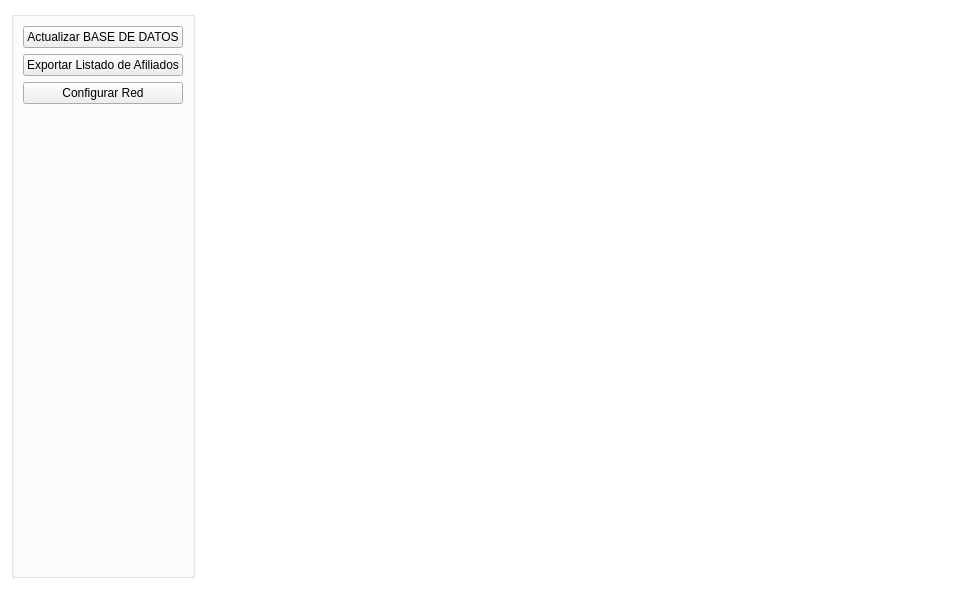
Above: gui/listas/listaUtilidades.ui from shae-ra/sindicato before the change. Below: the same form after it.
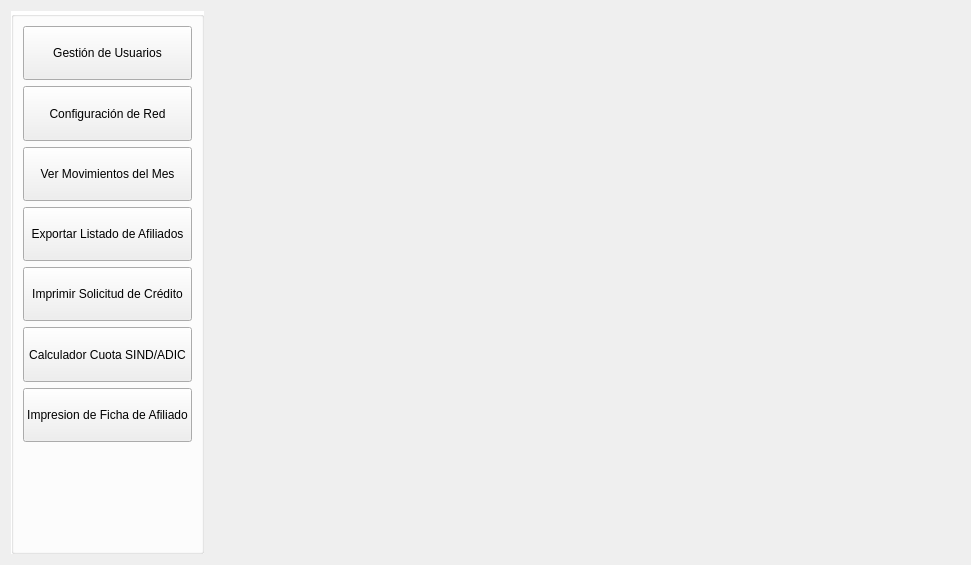
That is the form after the change. Icons and pictures are not drawn.

The edit to the form file:
```diff
--- a/gui/listas/listaUtilidades.ui
+++ b/gui/listas/listaUtilidades.ui
@@ -9,425 +9,10 @@
    <rect>
     <x>0</x>
     <y>0</y>
-    <width>958</width>
-    <height>589</height>
+    <width>971</width>
+    <height>565</height>
    </rect>
   </property>
-  <property name="palette">
-   <palette>
-    <active>
-     <colorrole role="WindowText">
-      <brush brushstyle="SolidPattern">
-       <color alpha="255">
-        <red>0</red>
-        <green>0</green>
-        <blue>0</blue>
-       </color>
-      </brush>
-     </colorrole>
-     <colorrole role="Button">
-      <brush brushstyle="SolidPattern">
-       <color alpha="255">
-        <red>255</red>
-        <green>255</green>
-        <blue>255</blue>
-       </color>
-      </brush>
-     </colorrole>
-     <colorrole role="Light">
-      <brush brushstyle="SolidPattern">
-       <color alpha="255">
-        <red>255</red>
-        <green>255</green>
-        <blue>255</blue>
-       </color>
-      </brush>
-     </colorrole>
-     <colorrole role="Midlight">
-      <brush brushstyle="SolidPattern">
-       <color alpha="255">
-        <red>255</red>
-        <green>255</green>
-        <blue>255</blue>
-       </color>
-      </brush>
-     </colorrole>
-     <colorrole role="Dark">
-      <brush brushstyle="SolidPattern">
-       <color alpha="255">
-        <red>127</red>
-        <green>127</green>
-        <blue>127</blue>
-       </color>
-      </brush>
-     </colorrole>
-     <colorrole role="Mid">
-      <brush brushstyle="SolidPattern">
-       <color alpha="255">
-        <red>170</red>
-        <green>170</green>
-        <blue>170</blue>
-       </color>
-      </brush>
-     </colorrole>
-     <colorrole role="Text">
-      <brush brushstyle="SolidPattern">
-       <color alpha="255">
-        <red>0</red>
-        <green>0</green>
-        <blue>0</blue>
-       </color>
-      </brush>
-     </colorrole>
-     <colorrole role="BrightText">
-      <brush brushstyle="SolidPattern">
-       <color alpha="255">
-        <red>255</red>
-        <green>255</green>
-        <blue>255</blue>
-       </color>
-      </brush>
-     </colorrole>
-     <colorrole role="ButtonText">
-      <brush brushstyle="SolidPattern">
-       <color alpha="255">
-        <red>0</red>
-        <green>0</green>
-        <blue>0</blue>
-       </color>
-      </brush>
-     </colorrole>
-     <colorrole role="Base">
-      <brush brushstyle="SolidPattern">
-       <color alpha="255">
-        <red>255</red>
-        <green>255</green>
-        <blue>255</blue>
-       </color>
-      </brush>
-     </colorrole>
-     <colorrole role="Window">
-      <brush brushstyle="SolidPattern">
-       <color alpha="255">
-        <red>255</red>
-        <green>255</green>
-        <blue>255</blue>
-       </color>
-      </brush>
-     </colorrole>
-     <colorrole role="Shadow">
-      <brush brushstyle="SolidPattern">
-       <color alpha="255">
-        <red>0</red>
-        <green>0</green>
-        <blue>0</blue>
-       </color>
-      </brush>
-     </colorrole>
-     <colorrole role="AlternateBase">
-      <brush brushstyle="SolidPattern">
-       <color alpha="255">
-        <red>255</red>
-        <green>255</green>
-        <blue>255</blue>
-       </color>
-      </brush>
-     </colorrole>
-     <colorrole role="ToolTipBase">
-      <brush brushstyle="SolidPattern">
-       <color alpha="255">
-        <red>255</red>
-        <green>255</green>
-        <blue>220</blue>
-       </color>
-      </brush>
-     </colorrole>
-     <colorrole role="ToolTipText">
-      <brush brushstyle="SolidPattern">
-       <color alpha="255">
-        <red>0</red>
-        <green>0</green>
-        <blue>0</blue>
-       </color>
-      </brush>
-     </colorrole>
-    </active>
-    <inactive>
-     <colorrole role="WindowText">
-      <brush brushstyle="SolidPattern">
-       <color alpha="255">
-        <red>0</red>
-        <green>0</green>
-        <blue>0</blue>
-       </color>
-      </brush>
-     </colorrole>
-     <colorrole role="Button">
-      <brush brushstyle="SolidPattern">
-       <color alpha="255">
-        <red>255</red>
-        <green>255</green>
-        <blue>255</blue>
-       </color>
-      </brush>
-     </colorrole>
-     <colorrole role="Light">
-      <brush brushstyle="SolidPattern">
-       <color alpha="255">
-        <red>255</red>
-        <green>255</green>
-        <blue>255</blue>
-       </color>
-      </brush>
-     </colorrole>
-     <colorrole role="Midlight">
-      <brush brushstyle="SolidPattern">
-       <color alpha="255">
-        <red>255</red>
-        <green>255</green>
-        <blue>255</blue>
-       </color>
-      </brush>
-     </colorrole>
-     <colorrole role="Dark">
-      <brush brushstyle="SolidPattern">
-       <color alpha="255">
-        <red>127</red>
-        <green>127</green>
-        <blue>127</blue>
-       </color>
-      </brush>
-     </colorrole>
-     <colorrole role="Mid">
-      <brush brushstyle="SolidPattern">
-       <color alpha="255">
-        <red>170</red>
-        <green>170</green>
-        <blue>170</blue>
-       </color>
-      </brush>
-     </colorrole>
-     <colorrole role="Text">
-      <brush brushstyle="SolidPattern">
-       <color alpha="255">
-        <red>0</red>
-        <green>0</green>
-        <blue>0</blue>
-       </color>
-      </brush>
-     </colorrole>
-     <colorrole role="BrightText">
-      <brush brushstyle="SolidPattern">
-       <color alpha="255">
-        <red>255</red>
-        <green>255</green>
-        <blue>255</blue>
-       </color>
-      </brush>
-     </colorrole>
-     <colorrole role="ButtonText">
-      <brush brushstyle="SolidPattern">
-       <color alpha="255">
-        <red>0</red>
-        <green>0</green>
-        <blue>0</blue>
-       </color>
-      </brush>
-     </colorrole>
-     <colorrole role="Base">
-      <brush brushstyle="SolidPattern">
-       <color alpha="255">
-        <red>255</red>
-        <green>255</green>
-        <blue>255</blue>
-       </color>
-      </brush>
-     </colorrole>
-     <colorrole role="Window">
-      <brush brushstyle="SolidPattern">
-       <color alpha="255">
-        <red>255</red>
-        <green>255</green>
-        <blue>255</blue>
-       </color>
-      </brush>
-     </colorrole>
-     <colorrole role="Shadow">
-      <brush brushstyle="SolidPattern">
-       <color alpha="255">
-        <red>0</red>
-        <green>0</green>
-        <blue>0</blue>
-       </color>
-      </brush>
-     </colorrole>
-     <colorrole role="AlternateBase">
-      <brush brushstyle="SolidPattern">
-       <color alpha="255">
-        <red>255</red>
-        <green>255</green>
-        <blue>255</blue>
-       </color>
-      </brush>
-     </colorrole>
-     <colorrole role="ToolTipBase">
-      <brush brushstyle="SolidPattern">
-       <color alpha="255">
-        <red>255</red>
-        <green>255</green>
-        <blue>220</blue>
-       </color>
-      </brush>
-     </colorrole>
-     <colorrole role="ToolTipText">
-      <brush brushstyle="SolidPattern">
-       <color alpha="255">
-        <red>0</red>
-        <green>0</green>
-        <blue>0</blue>
-       </color>
-      </brush>
-     </colorrole>
-    </inactive>
-    <disabled>
-     <colorrole role="WindowText">
-      <brush brushstyle="SolidPattern">
-       <color alpha="255">
-        <red>127</red>
-        <green>127</green>
-        <blue>127</blue>
-       </color>
-      </brush>
-     </colorrole>
-     <colorrole role="Button">
-      <brush brushstyle="SolidPattern">
-       <color alpha="255">
-        <red>255</red>
-        <green>255</green>
-        <blue>255</blue>
-       </color>
-      </brush>
-     </colorrole>
-     <colorrole role="Light">
-      <brush brushstyle="SolidPattern">
-       <color alpha="255">
-        <red>255</red>
-        <green>255</green>
-        <blue>255</blue>
-       </color>
-      </brush>
-     </colorrole>
-     <colorrole role="Midlight">
-      <brush brushstyle="SolidPattern">
-       <color alpha="255">
-        <red>255</red>
-        <green>255</green>
-        <blue>255</blue>
-       </color>
-      </brush>
-     </colorrole>
-     <colorrole role="Dark">
-      <brush brushstyle="SolidPattern">
-       <color alpha="255">
-        <red>127</red>
-        <green>127</green>
-        <blue>127</blue>
-       </color>
-      </brush>
-     </colorrole>
-     <colorrole role="Mid">
-      <brush brushstyle="SolidPattern">
-       <color alpha="255">
-        <red>170</red>
-        <green>170</green>
-        <blue>170</blue>
-       </color>
-      </brush>
-     </colorrole>
-     <colorrole role="Text">
-      <brush brushstyle="SolidPattern">
-       <color alpha="255">
-        <red>127</red>
-        <green>127</green>
-        <blue>127</blue>
-       </color>
-      </brush>
-     </colorrole>
-     <colorrole role="BrightText">
-      <brush brushstyle="SolidPattern">
-       <color alpha="255">
-        <red>255</red>
-        <green>255</green>
-        <blue>255</blue>
-       </color>
-      </brush>
-     </colorrole>
-     <colorrole role="ButtonText">
-      <brush brushstyle="SolidPattern">
-       <color alpha="255">
-        <red>127</red>
-        <green>127</green>
-        <blue>127</blue>
-       </color>
-      </brush>
-     </colorrole>
-     <colorrole role="Base">
-      <brush brushstyle="SolidPattern">
-       <color alpha="255">
-        <red>255</red>
-        <green>255</green>
-        <blue>255</blue>
-       </color>
-      </brush>
-     </colorrole>
-     <colorrole role="Window">
-      <brush brushstyle="SolidPattern">
-       <color alpha="255">
-        <red>255</red>
-        <green>255</green>
-        <blue>255</blue>
-       </color>
-      </brush>
-     </colorrole>
-     <colorrole role="Shadow">
-      <brush brushstyle="SolidPattern">
-       <color alpha="255">
-        <red>0</red>
-        <green>0</green>
-        <blue>0</blue>
-       </color>
-      </brush>
-     </colorrole>
-     <colorrole role="AlternateBase">
-      <brush brushstyle="SolidPattern">
-       <color alpha="255">
-        <red>255</red>
-        <green>255</green>
-        <blue>255</blue>
-       </color>
-      </brush>
-     </colorrole>
-     <colorrole role="ToolTipBase">
-      <brush brushstyle="SolidPattern">
-       <color alpha="255">
-        <red>255</red>
-        <green>255</green>
-        <blue>220</blue>
-       </color>
-      </brush>
-     </colorrole>
-     <colorrole role="ToolTipText">
-      <brush brushstyle="SolidPattern">
-       <color alpha="255">
-        <red>0</red>
-        <green>0</green>
-        <blue>0</blue>
-       </color>
-      </brush>
-     </colorrole>
-    </disabled>
-   </palette>
-  </property>
   <property name="font">
    <font>
     <family>Arial</family>
@@ -450,9 +35,14 @@
 color: #000000;
 }</string>
   </property>
-  <layout class="QGridLayout" name="gridLayout">
+  <layout class="QGridLayout" name="gridLayout" columnstretch="20,80">
    <item row="0" column="0">
     <widget class="QGroupBox" name="groupBox_2">
+     <property name="font">
+      <font>
+       <pointsize>10</pointsize>
+      </font>
+     </property>
      <property name="styleSheet">
       <string notr="true">#groupBox_2{
 background-color: #FFFFFF;
@@ -462,16 +52,108 @@
       <string/>
      </property>
      <layout class="QGridLayout" name="gridLayout_3">
+      <item row="4" column="0">
+       <widget class="QPushButton" name="pushButton_2">
+        <property name="sizePolicy">
+         <sizepolicy hsizetype="Minimum" vsizetype="Expanding">
+          <horstretch>0</horstretch>
+          <verstretch>0</verstretch>
+         </sizepolicy>
+        </property>
+        <property name="text">
+         <string>Exportar Listado de Afiliados</string>
+        </property>
+        <property name="icon">
+         <iconset>
+          <normaloff>../iconos/notepad.ico</normaloff>../iconos/notepad.ico</iconset>
+        </property>
+        <property name="iconSize">
+         <size>
+          <width>25</width>
+          <height>25</height>
+         </size>
+        </property>
+       </widget>
+      </item>
       <item row="0" column="0">
+       <widget class="QPushButton" name="gestion_usuarios">
+        <property name="sizePolicy">
+         <sizepolicy hsizetype="Minimum" vsizetype="Expanding">
+          <horstretch>0</horstretch>
+          <verstretch>0</verstretch>
+         </sizepolicy>
+        </property>
+        <property name="text">
+         <string>Gestión de Usuarios</string>
+        </property>
+        <property name="icon">
+         <iconset>
+          <normaloff>../iconos/users.ico</normaloff>../iconos/users.ico</iconset>
+        </property>
+        <property name="iconSize">
+         <size>
+          <width>25</width>
+          <height>25</height>
+         </size>
+        </property>
+       </widget>
+      </item>
+      <item row="7" column="0">
+       <widget class="QPushButton" name="pushButton_5">
+        <property name="sizePolicy">
+         <sizepolicy hsizetype="Minimum" vsizetype="Expanding">
+          <horstretch>0</horstretch>
+          <verstretch>0</verstretch>
+         </sizepolicy>
+        </property>
+        <property name="text">
+         <string>Imprimir Solicitud de Crédito</string>
+        </property>
+        <property name="icon">
+         <iconset>
+          <normaloff>../iconos/documents.ico</normaloff>../iconos/documents.ico</iconset>
+        </property>
+        <property name="iconSize">
+         <size>
+          <width>25</width>
+          <height>25</height>
+         </size>
+        </property>
+       </widget>
+      </item>
+      <item row="9" column="0">
+       <widget class="QPushButton" name="pushButton_6">
+        <property name="sizePolicy">
+         <sizepolicy hsizetype="Minimum" vsizetype="Expanding">
+          <horstretch>0</horstretch>
+          <verstretch>0</verstretch>
+         </sizepolicy>
+        </property>
+        <property name="text">
+         <string>Calculador Cuota SIND/ADIC</string>
+        </property>
+        <property name="icon">
+         <iconset>
+          <normaloff>../iconos/calculator.ico</normaloff>../iconos/calculator.ico</iconset>
+        </property>
+        <property name="iconSize">
+         <size>
+          <width>25</width>
+          <height>25</height>
+         </size>
+        </property>
+       </widget>
+      </item>
+      <item row="2" column="0">
        <widget class="QPushButton" name="pushButton">
         <property name="sizePolicy">
-         <sizepolicy hsizetype="Minimum" vsizetype="Fixed">
+         <sizepolicy hsizetype="Minimum" vsizetype="Expanding">
           <horstretch>0</horstretch>
           <verstretch>0</verstretch>
          </sizepolicy>
         </property>
         <property name="text">
-         <string>Actualizar BASE DE DATOS</string>
+         <string>Ver Movimientos del Mes</string>
         </property>
         <property name="icon">
          <iconset>
@@ -479,22 +161,22 @@
         </property>
         <property name="iconSize">
          <size>
-          <width>20</width>
-          <height>20</height>
+          <width>25</width>
+          <height>25</height>
          </size>
         </property>
        </widget>
       </item>
-      <item row="2" column="0">
-       <widget class="QPushButton" name="pushButton_3">
+      <item row="10" column="0">
+       <widget class="QPushButton" name="pushButton_7">
         <property name="sizePolicy">
-         <sizepolicy hsizetype="Minimum" vsizetype="Fixed">
+         <sizepolicy hsizetype="Minimum" vsizetype="Expanding">
           <horstretch>0</horstretch>
           <verstretch>0</verstretch>
          </sizepolicy>
         </property>
         <property name="text">
-         <string>Configurar Red</string>
+         <string>Impresion de Ficha de Afiliado</string>
         </property>
         <property name="icon">
          <iconset>
@@ -502,22 +184,35 @@
         </property>
         <property name="iconSize">
          <size>
-          <width>20</width>
-          <height>20</height>
+          <width>25</width>
+          <height>25</height>
          </size>
         </property>
        </widget>
       </item>
+      <item row="12" column="0">
+       <spacer name="verticalSpacer">
+        <property name="orientation">
+         <enum>Qt::Vertical</enum>
+        </property>
+        <property name="sizeHint" stdset="0">
+         <size>
+          <width>20</width>
+          <height>100</height>
+         </size>
+        </property>
+       </spacer>
+      </item>
       <item row="1" column="0">
-       <widget class="QPushButton" name="pushButton_2">
+       <widget class="QPushButton" name="configurar_red">
         <property name="sizePolicy">
-         <sizepolicy hsizetype="Minimum" vsizetype="Fixed">
+         <sizepolicy hsizetype="Minimum" vsizetype="Expanding">
           <horstretch>0</horstretch>
           <verstretch>0</verstretch>
          </sizepolicy>
         </property>
         <property name="text">
-         <string>Exportar Listado de Afiliados</string>
+         <string>Configuración de Red</string>
         </property>
         <property name="icon">
          <iconset>
@@ -525,43 +220,22 @@
         </property>
         <property name="iconSize">
          <size>
-          <width>20</width>
-          <height>20</height>
+          <width>25</width>
+          <height>25</height>
          </size>
         </property>
        </widget>
       </item>
-      <item row="4" column="0">
-       <spacer name="verticalSpacer_4">
-        <property name="orientation">
-         <enum>Qt::Vertical</enum>
-        </property>
-        <property name="sizeHint" stdset="0">
-         <size>
-          <width>20</width>
-          <height>300</height>
-         </size>
-        </property>
-       </spacer>
-      </item>
-      <item row="3" column="0">
-       <spacer name="verticalSpacer_5">
-        <property name="orientation">
-         <enum>Qt::Vertical</enum>
-        </property>
-        <property name="sizeHint" stdset="0">
-         <size>
-          <width>20</width>
-          <height>40</height>
-         </size>
-        </property>
-       </spacer>
-      </item>
      </layout>
     </widget>
    </item>
    <item row="0" column="1">
     <widget class="QStackedWidget" name="stackedWidget">
+     <property name="font">
+      <font>
+       <pointsize>10</pointsize>
+      </font>
+     </property>
      <widget class="QWidget" name="page"/>
      <widget class="QWidget" name="page_2"/>
     </widget>
```
Left out of the diff: 4 changed lines with no effect on the pictures.
